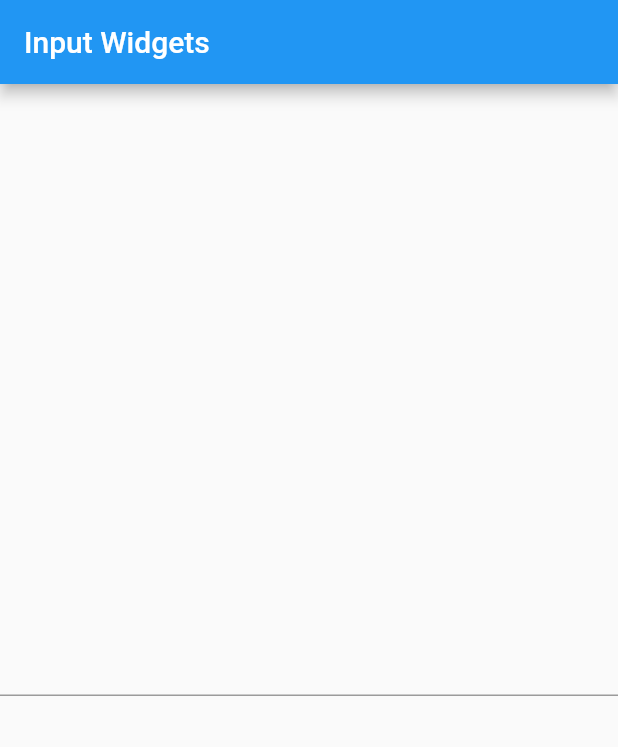
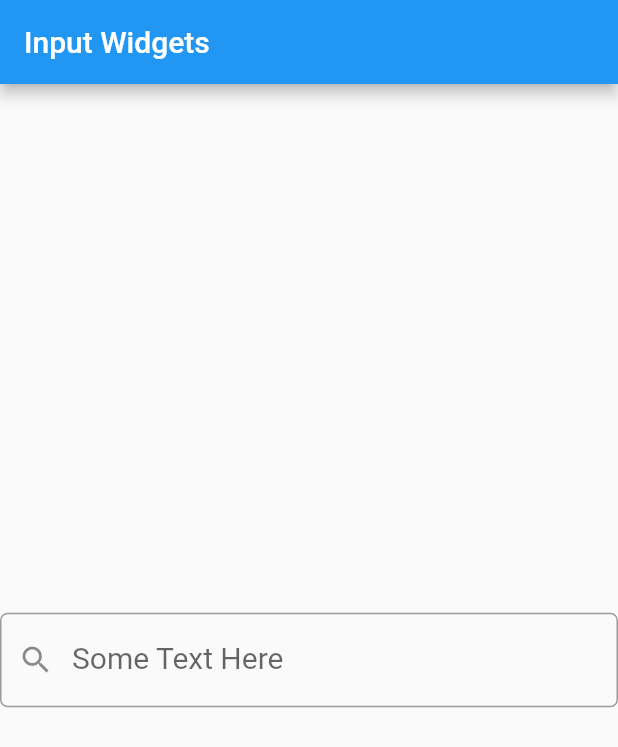
Before and after one commit to abdulwaheed-dev/Flutter-Practice, a Flutter app: the screen it shows after launch, on a phone screen of 412 x 824 dp. Shown: the top 747 px of the screen. Run offline on Flutter 3.47's test engine with Material 2 defaults, Android fonts, the phone set to English and light mode, and no system bars.

Commit message:
textfield-decocration

```diff
--- a/input_widgets/lib/main.dart
+++ b/input_widgets/lib/main.dart
@@ -31,10 +31,24 @@ class MyHomePage extends StatelessWidget {
       appBar: AppBar(
         title: const Text("Input Widgets"),
       ),
-      body: const Center(
-        child: TextField(),
-      ) ,
-    );
+      body:
+      const Center(
+        child: TextField(
+          //obscureText: true, //use this to make textField as passwordField.
+          style: TextStyle(fontSize: 20),
+          textAlign: TextAlign.center, //change textAlignment
+          maxLines: null, //change to null to make it dynamic
+          //maxLength: 20, //change the maximun input length
+          decoration: InputDecoration(
+            //icon: Icon(Icons.search), //icon at starting of textfiled
+            prefixIcon: Icon(Icons.search), //icon inside the textfiled
+            //suffixIcon: Icon(Icons.search), //icon at the end of textfiled
+            border:OutlineInputBorder(borderRadius: BorderRadius.all(Radius.circular(5))),
+            labelText: "Some Text Here"
+          ),
+          ),
+      ),
+      );
   }
 
 
```
Also changed, not shown: input_widgets/pubspec.yaml (+10 -14 lines).
